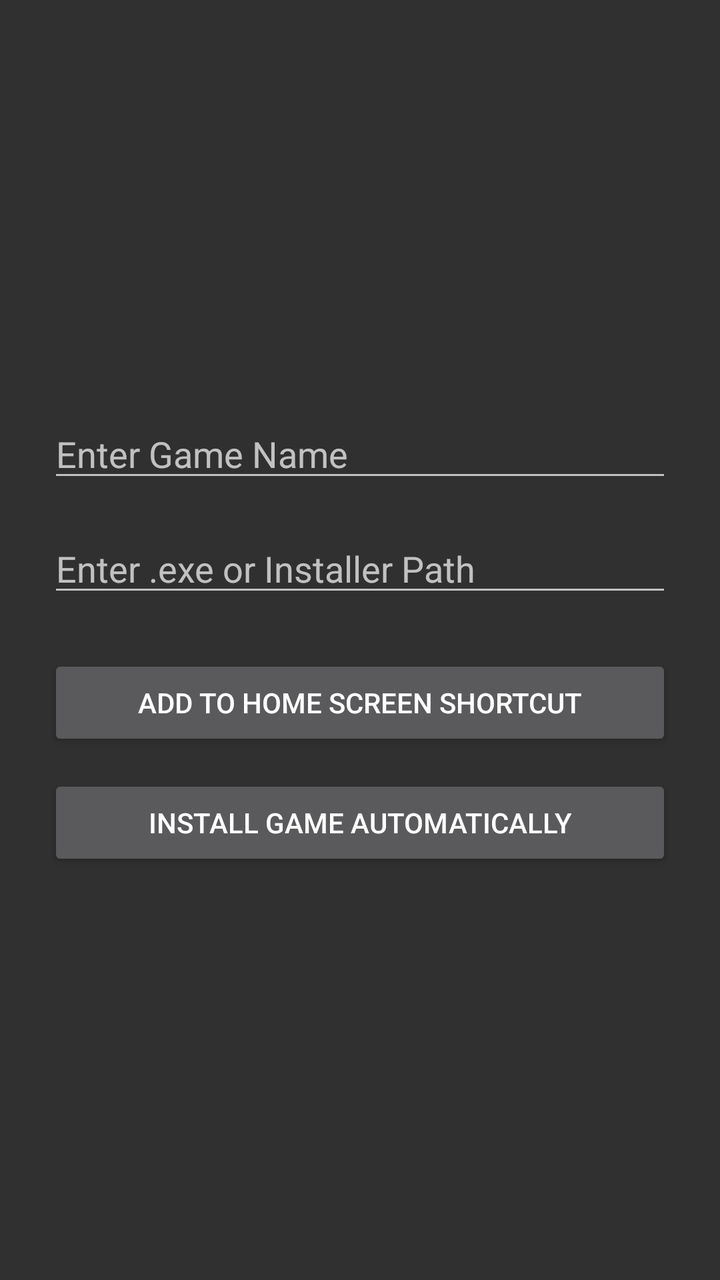
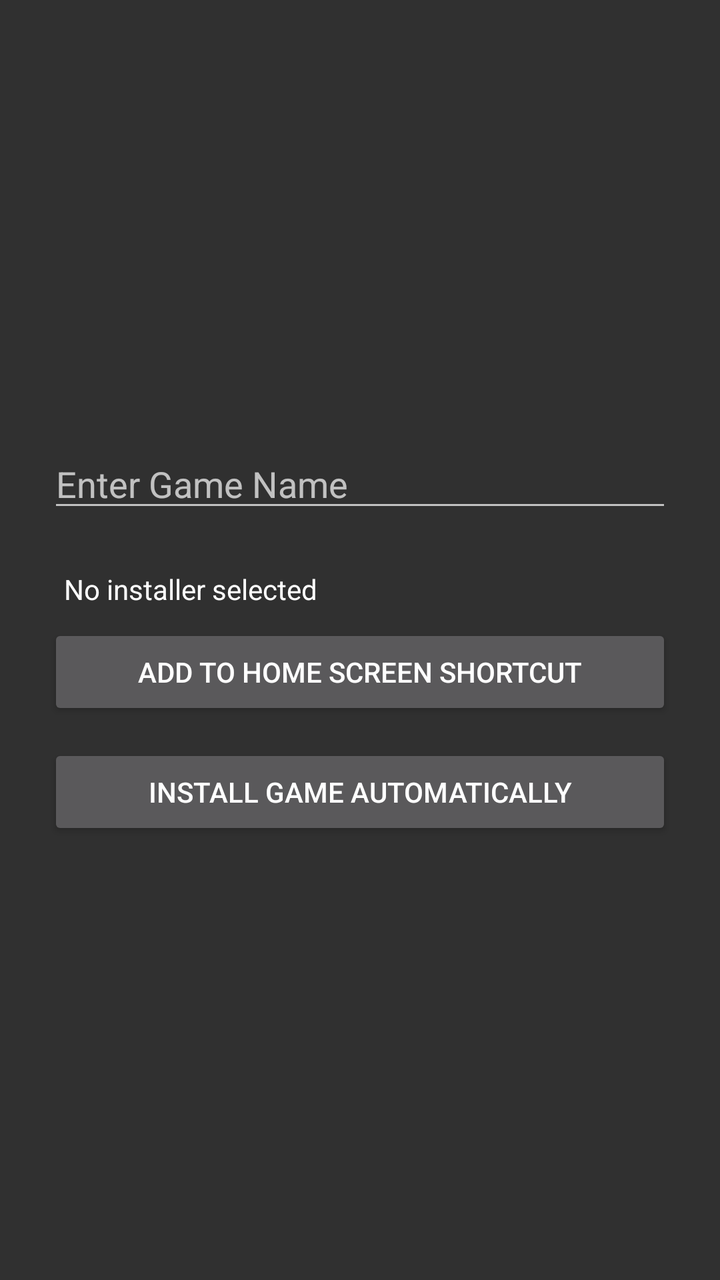

Two renders of the same Android screen: before a commit and after it. Below are the layout's source before the change and the commit's diff.
<!-- AndroidManifest.xml: application theme Theme.AppCompat.NoActionBar -->
<!-- res/layout/activity_main.xml -->
<?xml version="1.0" encoding="utf-8"?>
<LinearLayout xmlns:android="http://schemas.android.com/apk/res/android"
    android:layout_width="match_parent"
    android:layout_height="match_parent"
    android:orientation="vertical"
    android:padding="24dp"
    android:gravity="center">

    <EditText
        android:id="@+id/etGameName"
        android:layout_width="match_parent"
        android:layout_height="wrap_content"
        android:hint="Enter Game Name"
        android:inputType="text"
        android:layout_marginBottom="16dp"/>

    <EditText
        android:id="@+id/etExePath"
        android:layout_width="match_parent"
        android:layout_height="wrap_content"
        android:hint="Enter .exe or Installer Path"
        android:inputType="text"
        android:layout_marginBottom="24dp"/>

    <Button
        android:id="@+id/btnSelectGame"
        android:layout_width="match_parent"
        android:layout_height="wrap_content"
        android:text="Add to Home Screen Shortcut"
        android:layout_marginBottom="12dp"/>

    <Button
        android:id="@+id/btnInstallGame"
        android:layout_width="match_parent"
        android:layout_height="wrap_content"
        android:text="Install Game Automatically"/>

</LinearLayout>
<!-- resources referenced by this layout -->
<resources>

</resources>

<!-- the commit's change to res/layout/activity_main.xml (unified diff, before → after) -->
@@ -14,13 +14,13 @@
         android:inputType="text"
         android:layout_marginBottom="16dp"/>
 
-    <EditText
-        android:id="@+id/etExePath"
+    <TextView
+        android:id="@+id/tvSelectedInstaller"
         android:layout_width="match_parent"
         android:layout_height="wrap_content"
-        android:hint="Enter .exe or Installer Path"
-        android:inputType="text"
-        android:layout_marginBottom="24dp"/>
+        android:text="No installer selected"
+        android:textColor="#FFFFFF"
+        android:padding="8dp" />
 
     <Button
         android:id="@+id/btnSelectGame"
